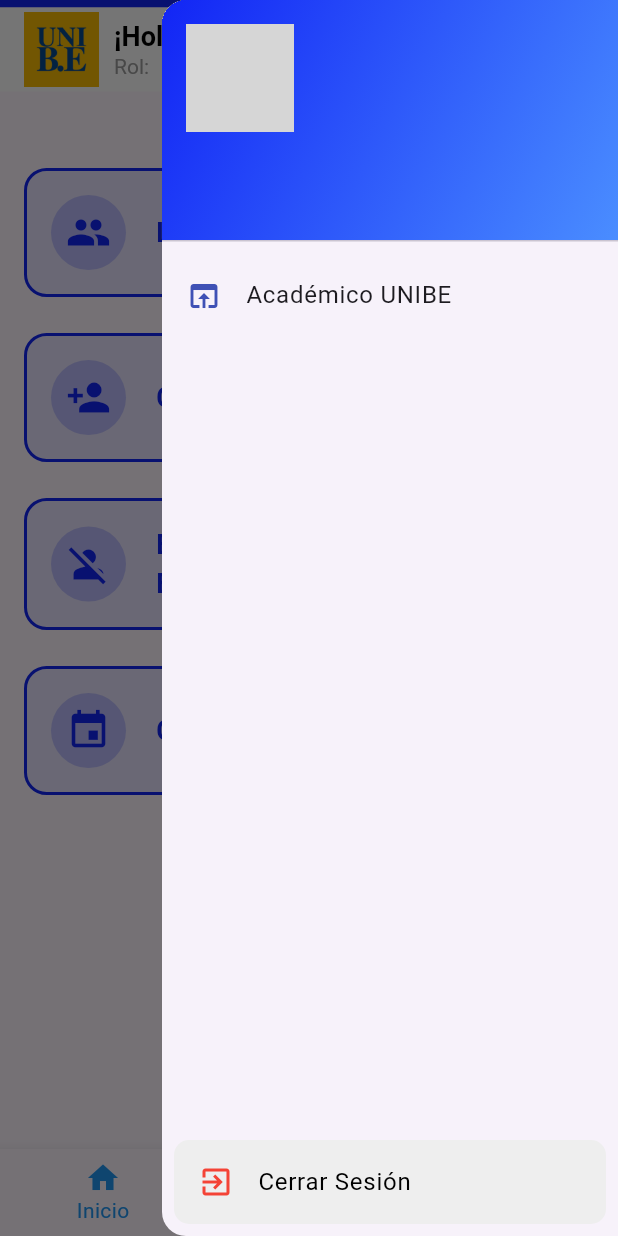
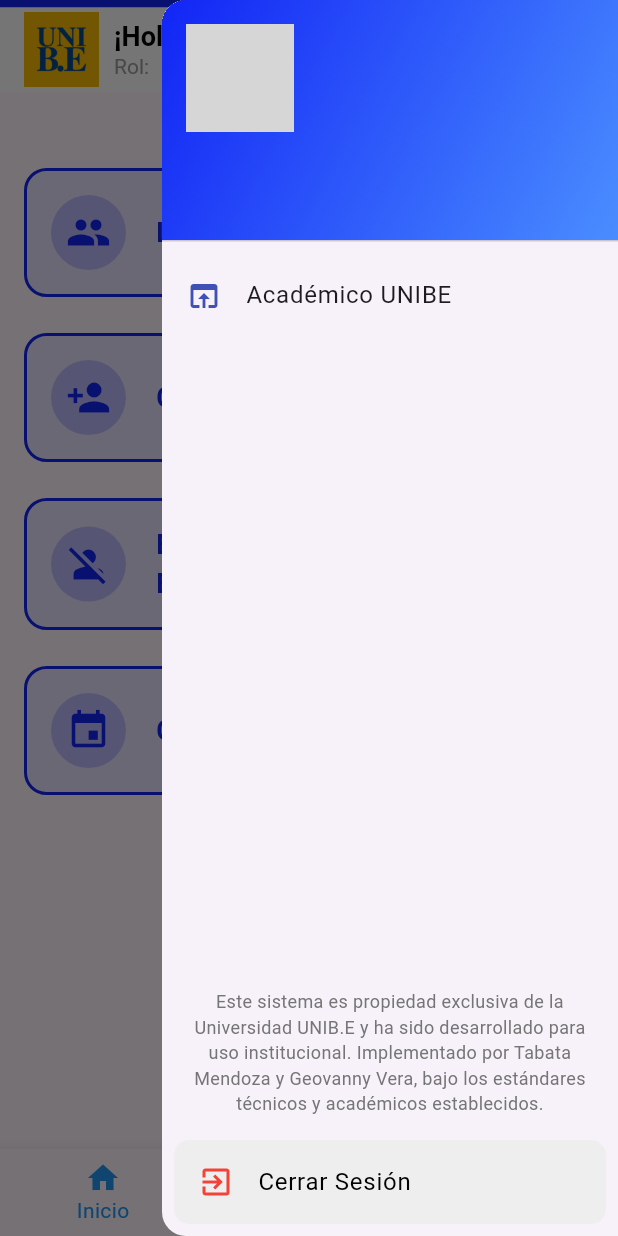
Before and after one commit to grmvera/unibe_flutter, a Flutter app: the HomeScreen screen opened directly, with the side drawer open, on a phone screen of 412 x 824 dp. Run offline on Flutter 3.47's test engine with Material 3 defaults, Android fonts, the light colour scheme and no system bars; our stand-ins replace cloud_firestore, file_picker, firebase_auth, firebase_core, firebase_storage, image_picker and 1 more; missing offline and left inert: excel, qr_code_scanner; accounts and stored records are empty; network calls fail; grey boxes are pictures that could not be loaded.

Commit message:
correcion de estilo en el app bar

```diff
--- a/lib/Widget/custom_app_bar.dart
+++ b/lib/Widget/custom_app_bar.dart
@@ -32,7 +32,8 @@
                 height: 50,
               ),
               const SizedBox(width: 10),
-              Column(
+              Expanded(
+                child: Column(
                   crossAxisAlignment: CrossAxisAlignment.start,
                   children: [
                     Text(
@@ -41,6 +42,8 @@
                         fontSize: 18,
                         fontWeight: FontWeight.bold,
                       ),
+                      overflow: TextOverflow.ellipsis, // Evita desbordes
+                      maxLines: 1, // Limita a una línea
                     ),
                     Text(
                       'Rol: $userRole',
@@ -48,8 +51,11 @@
                         fontSize: 14,
                         color: Colors.grey,
                       ),
+                      overflow: TextOverflow.ellipsis, // Evita desbordes
+                      maxLines: 1, // Limita a una línea
                     ),
                   ],
+                ),
               ),
             ],
           ),
--- a/lib/Widget/custom_drawer.dart
+++ b/lib/Widget/custom_drawer.dart
@@ -50,6 +50,18 @@
                   onTap: () => _launchURL(context),
                 ),
               ],
+            ),
+          ),
+          Padding(
+            padding:
+                const EdgeInsets.symmetric(horizontal: 16.0, vertical: 8.0),
+            child: Text(
+              'Este sistema es propiedad exclusiva de la Universidad UNIB.E y ha sido desarrollado para uso institucional. Implementado por Tabata Mendoza y Geovanny Vera, bajo los estándares técnicos y académicos establecidos.',
+              textAlign: TextAlign.center,
+              style: TextStyle(
+                fontSize: 12,
+                color: Colors.grey[600], // Texto en color gris
+              ),
             ),
           ),
           Padding(
```
Lines whose indentation alone changed are shown as unchanged.
